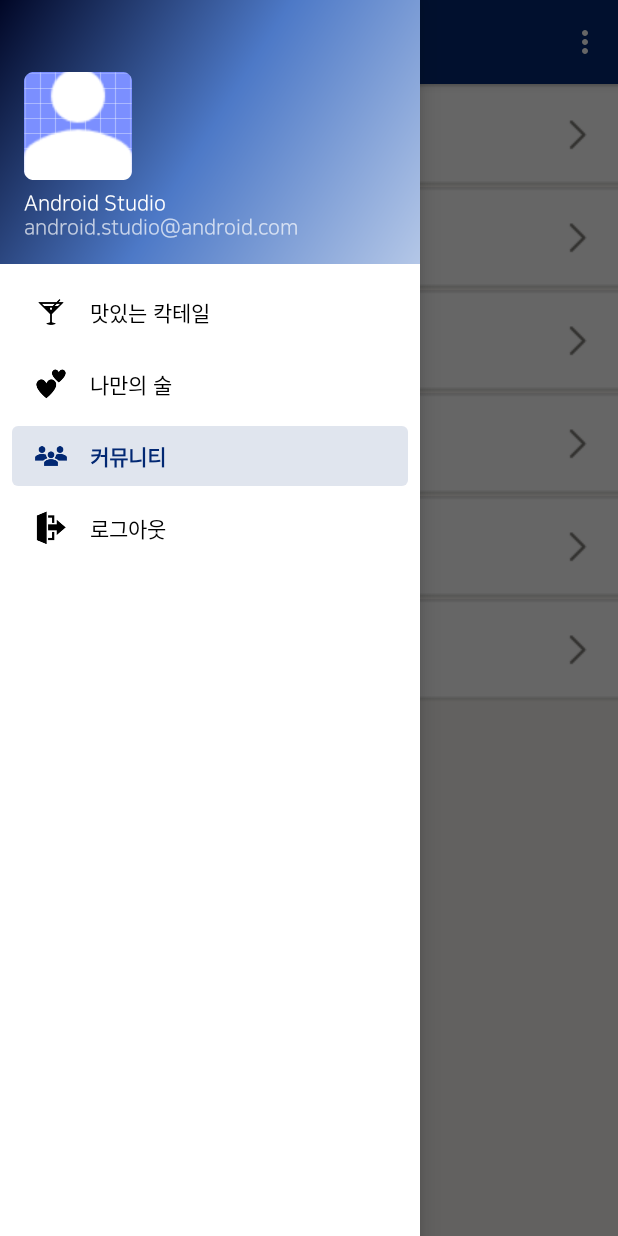
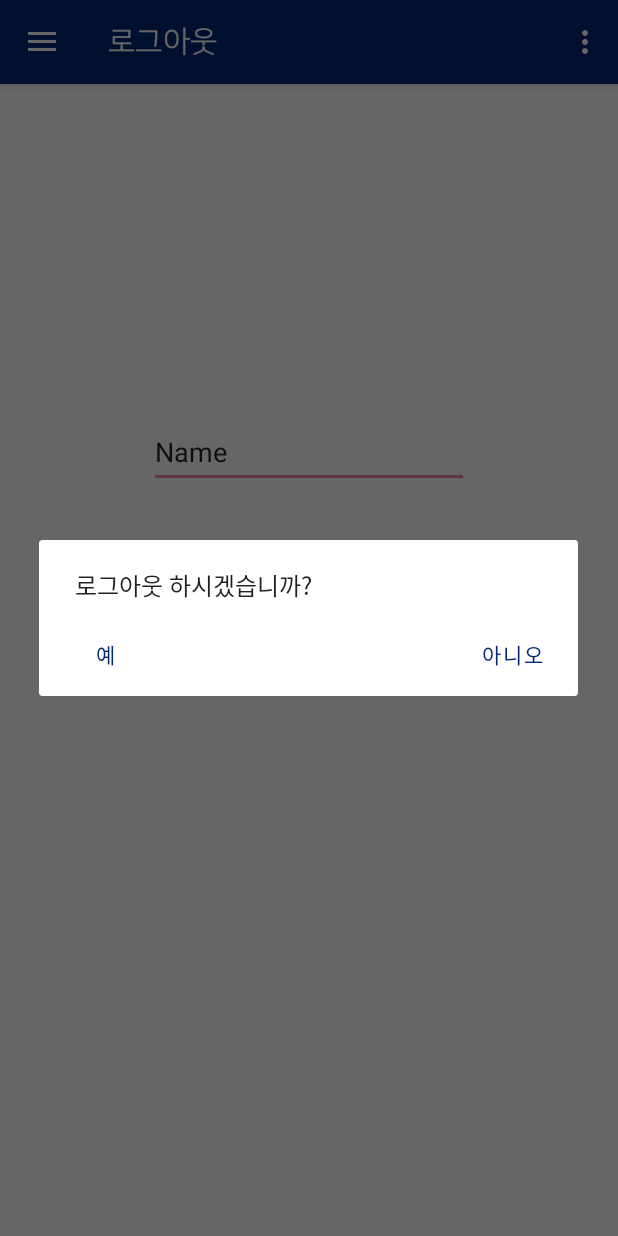
Before and after one commit to WiFros/Alcoholic, an Android app: the screen it shows after launch (MainActivity), in the side drawer, after a tap on "로그아웃", on a phone screen of 412 x 824 dp. Run offline under Robolectric (Android 15) with nearby library versions, the phone set to English and light mode, and no system bars; our stand-ins replace Firebase (no records; nobody signed in at launch, a user with empty details on screens opened directly), navigation-ui.

Commit message:
Check pop-up
팝업메시지 통해 취소 다시 확인
글쓰기, 로그아웃

string.xml 사용

```diff
--- a/Alcoholics/app/src/main/java/com/hanul/alcoholic/MainActivity.java
+++ b/Alcoholics/app/src/main/java/com/hanul/alcoholic/MainActivity.java
@@ -1,13 +1,19 @@
 package com.hanul.alcoholic;
 
+import android.content.DialogInterface;
 import android.content.Intent;
 import android.os.Bundle;
 import android.view.View;
 import android.view.Menu;
+import android.widget.Toast;
 
 import com.google.android.material.navigation.NavigationView;
 
+import androidx.annotation.NonNull;
+import androidx.annotation.Nullable;
+import androidx.appcompat.app.AlertDialog;
 import androidx.navigation.NavController;
+import androidx.navigation.NavDestination;
 import androidx.navigation.Navigation;
 import androidx.navigation.ui.AppBarConfiguration;
 import androidx.navigation.ui.NavigationUI;
@@ -42,6 +48,39 @@ public class MainActivity extends AppCompatActivity {
         NavController navController = Navigation.findNavController(this, R.id.nav_host_fragment_content_main);
         NavigationUI.setupActionBarWithNavController(this, navController, mAppBarConfiguration);
         NavigationUI.setupWithNavController(navigationView, navController);
+
+        navController.addOnDestinationChangedListener(new NavController.OnDestinationChangedListener() {
+           @Override
+            public void onDestinationChanged(@NonNull NavController controller,
+                                             @NonNull NavDestination destination, @Nullable Bundle arguments) {
+                if(destination.getId() == R.id.nav_logout) {
+                    //LOGOUT인 경우
+                    AlertDialog.Builder oDialog = new AlertDialog.Builder(MainActivity.this);
+                    oDialog.setMessage("로그아웃 하시겠습니까?")
+                            .setPositiveButton("아니오", new DialogInterface.OnClickListener()
+                            {
+                                @Override
+                                public void onClick(DialogInterface dialog, int which)
+                                {}
+                            })
+                            .setNeutralButton("예", new DialogInterface.OnClickListener()
+                            {
+                                public void onClick(DialogInterface dialog, int which)
+                                {
+                                    Toast.makeText(getApplicationContext(), "로그아웃됨", Toast.LENGTH_SHORT).show();
+                                    finish();
+                                    Intent intent = new Intent(MainActivity.this,LoginActivity.class);
+                                    startActivity(intent);
+                                    //로그아웃 서버에서 가능?
+                                }
+                            })
+                            .setCancelable(false).show();
+
+                }else {
+                    Toast.makeText(getApplicationContext(), "move", Toast.LENGTH_SHORT).show();
+                }
+            }
+        });
     }
 
     @Override
--- a/Alcoholics/app/src/main/res/layout/fragment_community_post.xml
+++ b/Alcoholics/app/src/main/res/layout/fragment_community_post.xml
@@ -6,7 +6,6 @@
     xmlns:app="http://schemas.android.com/apk/res-auto"
     tools:context=".Board"
     android:orientation="vertical"
-    android:background="@color/white"
     android:id= "@+id/postContent">
 
 
--- a/Alcoholics/app/src/main/res/layout/register_post.xml
+++ b/Alcoholics/app/src/main/res/layout/register_post.xml
@@ -26,7 +26,7 @@
             android:layout_width="wrap_content"
             android:layout_height="match_parent"
             android:layout_weight="6"
-            android:text="커뮤니티 글쓰기"
+            android:text="@string/community_writing"
             android:textColor="@color/black"
             android:gravity="center"
             android:textAppearance="@style/TextAppearance.AppCompat.Display1"
--- a/Alcoholics/app/src/main/res/navigation/mobile_navigation.xml
+++ b/Alcoholics/app/src/main/res/navigation/mobile_navigation.xml
@@ -24,6 +24,6 @@
         tools:layout="@layout/fragment_community_board" />
     <fragment
         android:id="@+id/nav_logout"
-        android:name="com.hanul.alcoholic.Community_post"
+        android:name="com.hanul.alcoholic.ui.gallery.GalleryFragment"
         android:label="@string/menu_logout" />
 </navigation>
--- a/Alcoholics/app/src/main/res/values/strings.xml
+++ b/Alcoholics/app/src/main/res/values/strings.xml
@@ -2,8 +2,8 @@
     <string name="app_name">Alcoholic</string>
     <string name="navigation_drawer_open">Open navigation drawer</string>
     <string name="navigation_drawer_close">Close navigation drawer</string>
-    <string name="nav_header_title">Android Studio</string>
-    <string name="nav_header_subtitle">android.studio@android.com</string>
+    <string name="nav_header_title">사용자 이름</string>
+    <string name="nav_header_subtitle">아이디 또는 정보</string>
     <string name="nav_header_desc">Navigation header</string>
     <string name="action_settings">Settings</string>
 
@@ -15,4 +15,6 @@
     <string name="recipe2">Recipe 2</string>
     <!-- TODO: Remove or change this placeholder text -->
     <string name="hello_blank_fragment">Hello blank fragment</string>
+    <string name="community_writing">커뮤니티 글쓰기</string>
+
 </resources>
```
Also changed, not shown: Alcoholics/app/src/main/java/com/hanul/alcoholic/Community_main.java (+0 -10 lines), Alcoholics/app/src/main/java/com/hanul/alcoholic/Community_writing.java (+22 -3 lines).
